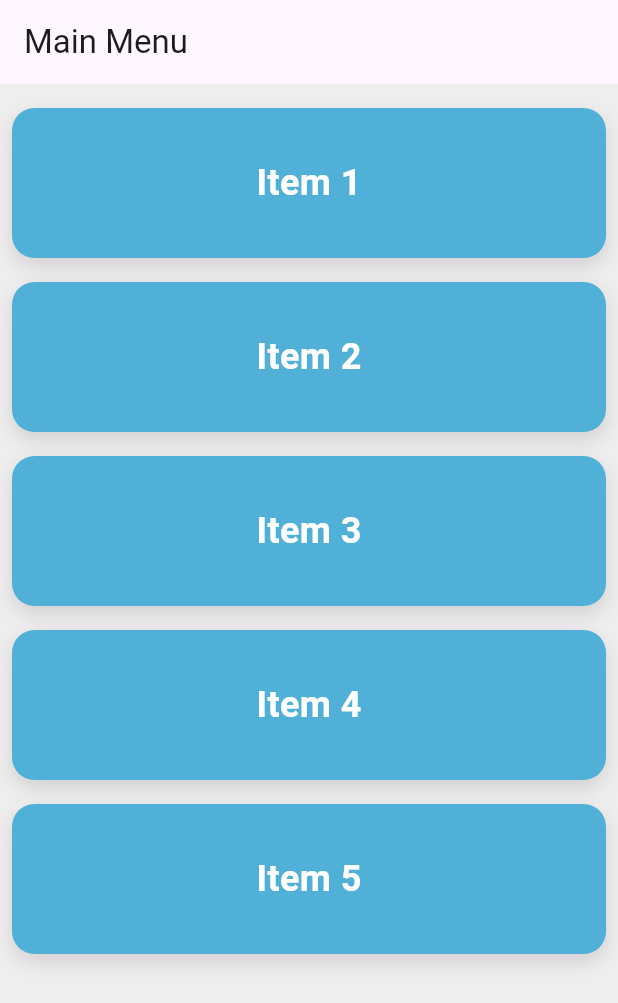
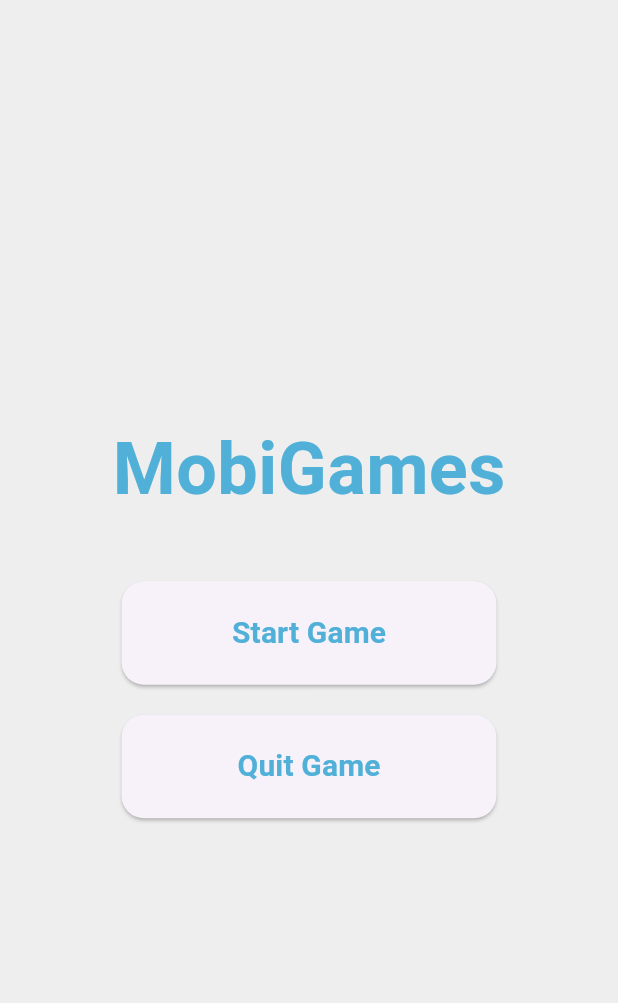
Before and after one commit to V3X3N/MobiGames, a Flutter app: the screen it shows after launch, on a phone screen of 412 x 824 dp. Shown: the top 1003 px of the screen. Run offline on Flutter 3.47's test engine with Material 3 defaults, Android fonts, the phone set to English and light mode, and no system bars.

Commit message:
add start menu page

```diff
--- a/lib/pages/main.dart
+++ b/lib/main.dart
@@ -1,5 +1,5 @@
 import 'package:flutter/material.dart';
-import 'main_menu.dart';
+import 'package:mobi_games/pages/start_page.dart';
 
 void main() {
   runApp(const MyApp());
@@ -16,7 +16,7 @@ class MyApp extends StatelessWidget {
       theme: ThemeData(
         visualDensity: VisualDensity.adaptivePlatformDensity,
       ),
-      home: const MainMenu(),
+      home: const StartPage(),
     );
   }
 }
--- /dev/null
+++ b/lib/pages/start_page.dart
@@ -0,0 +1,82 @@
+import 'package:flutter/material.dart';
+import 'package:mobi_games/design/design.dart';
+import 'main_menu.dart';
+import 'dart:io';
+
+class StartPage extends StatelessWidget {
+  const StartPage({super.key});
+
+  @override
+  Widget build(BuildContext context) {
+    return Scaffold(
+      backgroundColor: AppColors.primaryColor,
+      body: Center(
+        child: Padding(
+          padding: const EdgeInsets.all(16.0),
+          child: Column(
+            mainAxisAlignment: MainAxisAlignment.center,
+            children: <Widget>[
+              const Text(
+                'MobiGames',
+                style: TextStyle(
+                  fontSize: 48,
+                  fontWeight: FontWeight.bold,
+                  color: AppColors.blue,
+                ),
+              ),
+              const SizedBox(height: 40),
+              SizedBox(
+                width: 250,
+                child: ElevatedButton(
+                  style: ElevatedButton.styleFrom(
+                    padding: const EdgeInsets.symmetric(vertical: 20),
+                    shape: RoundedRectangleBorder(
+                      borderRadius: BorderRadius.circular(15),
+                    ),
+                  ),
+                  onPressed: () {
+                    Navigator.push(
+                      context,
+                      MaterialPageRoute(builder: (context) => const MainMenu()),
+                    );
+                  },
+                  child: const Text(
+                    'Start Game',
+                    style: TextStyle(
+                      fontSize: 20,
+                      color: AppColors.blue,
+                      fontWeight: FontWeight.bold,
+                    ),
+                  ),
+                ),
+              ),
+              const SizedBox(height: 20),
+              SizedBox(
+                width: 250,
+                child: ElevatedButton(
+                  style: ElevatedButton.styleFrom(
+                    padding: const EdgeInsets.symmetric(vertical: 20),
+                    shape: RoundedRectangleBorder(
+                      borderRadius: BorderRadius.circular(15),
+                    ),
+                  ),
+                  onPressed: () {
+                    exit(0);
+                  },
+                  child: const Text(
+                    'Quit Game',
+                    style: TextStyle(
+                      fontSize: 20,
+                      color: AppColors.blue,
+                      fontWeight: FontWeight.bold,
+                    ),
+                  ),
+                ),
+              ),
+            ],
+          ),
+        ),
+      ),
+    );
+  }
+}
```
